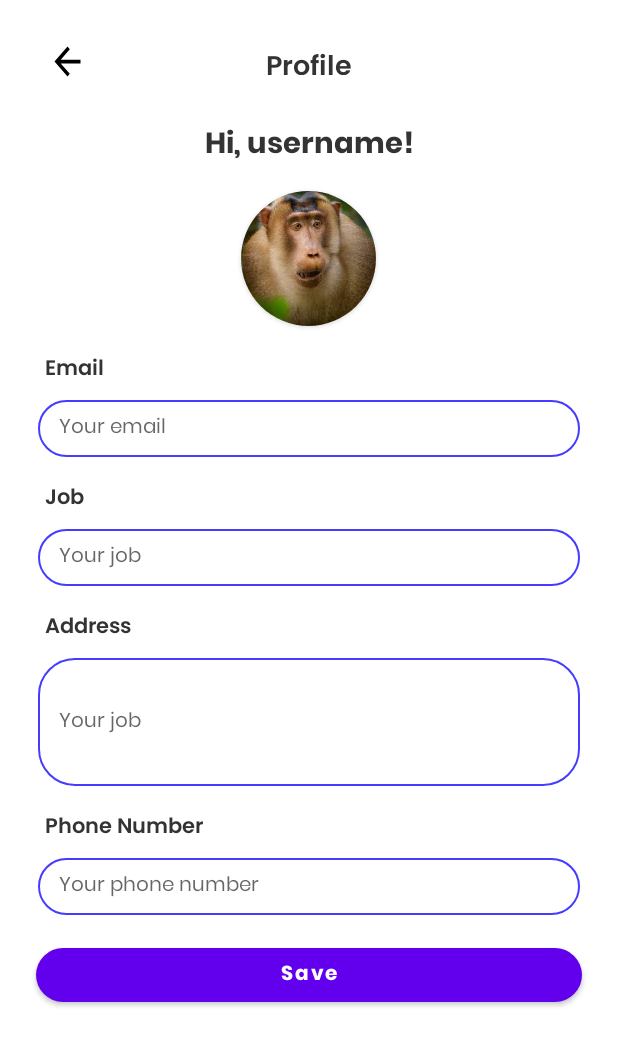
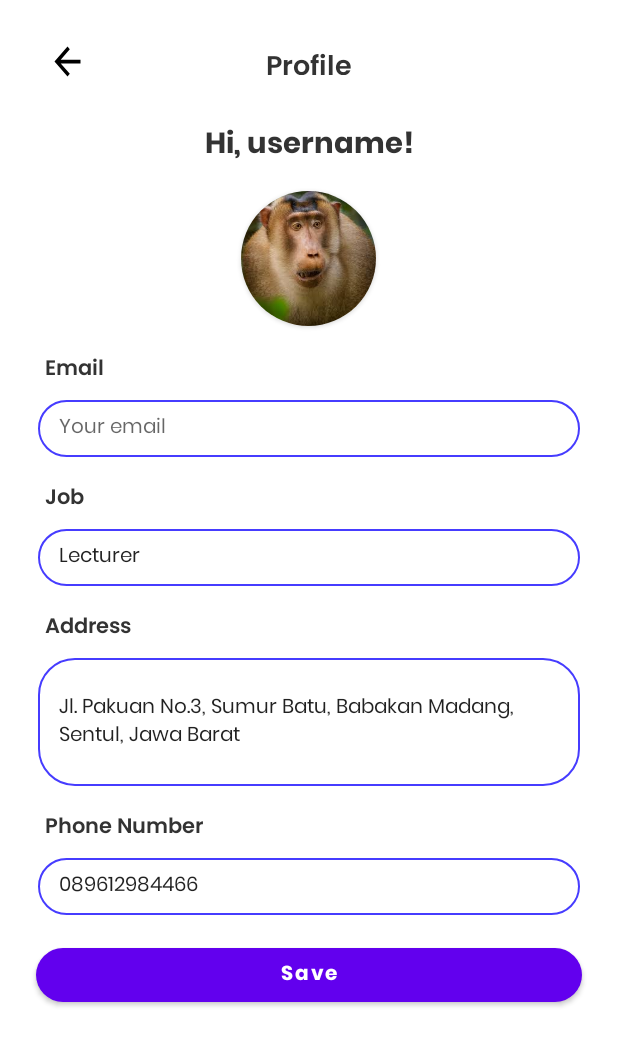
Before and after one commit to jasonchrism/AXForAsset, an Android app: the layout activity_profile.xml on its own in the app's theme, with its tools: preview values and no code run, on a phone screen of 412 x 824 dp. Shown: the top 1046 px of the screen. Run offline under Robolectric (Android 15) with nearby library versions, the light colour scheme and no system bars.

Commit message:
fix: make edit text in profile page filled

```diff
--- a/app/src/main/java/com/example/axforasset/ProfileActivity.java
+++ b/app/src/main/java/com/example/axforasset/ProfileActivity.java
@@ -11,6 +11,7 @@ import android.view.MenuInflater;
 import android.view.MenuItem;
 import android.view.View;
 import android.widget.Button;
+import android.widget.EditText;
 import android.widget.ImageButton;
 import android.widget.ImageView;
 import android.widget.LinearLayout;
@@ -23,6 +24,7 @@ public class ProfileActivity extends AppCompatActivity {
 
     Toolbar toolbar;
     TextView tvGreetings;
+    EditText etEmail;
     Button backBtn;
     Button hamburgetBtn;
     RelativeLayout rlMenu;
@@ -40,9 +42,12 @@ public class ProfileActivity extends AppCompatActivity {
 
         tvGreetings = findViewById(R.id.tvGreetings);
 
+        etEmail = findViewById(R.id.etEmail);
+
         Intent i = getIntent();
         username = i.getStringExtra("username");
         tvGreetings.setText("Hi, " + username + "!");
+        etEmail.setText(username + "@gmail.com");
 
         backBtn = findViewById(R.id.backBtn);
 
--- a/app/src/main/res/layout/activity_profile.xml
+++ b/app/src/main/res/layout/activity_profile.xml
@@ -121,6 +121,7 @@
             android:layout_height="38dp"
             android:layout_marginHorizontal="25dp"
             android:textSize="13sp"
+            android:text="Lecturer"
             android:paddingLeft="14dp"
             android:layout_marginTop="8dp"
             android:fontFamily="@font/poppins"
@@ -147,6 +148,7 @@
             android:layout_height="85dp"
             android:layout_marginHorizontal="25dp"
             android:textSize="13sp"
+            android:text="Jl. Pakuan No.3, Sumur Batu, Babakan Madang, Sentul, Jawa Barat"
             android:paddingLeft="14dp"
             android:layout_marginTop="8dp"
             android:fontFamily="@font/poppins"
@@ -174,6 +176,7 @@
             android:layout_marginHorizontal="25dp"
             android:textSize="13sp"
             android:paddingLeft="14dp"
+            android:text="089612984466"
             android:layout_marginTop="8dp"
             android:fontFamily="@font/poppins"
             android:background="@drawable/edit_text_border"
```
